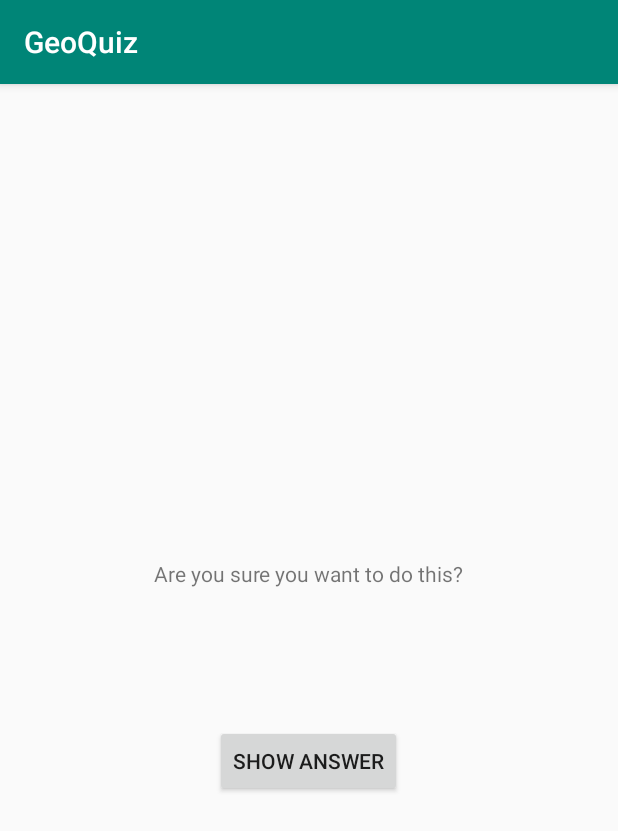
After one commit to FulChou/IOS_er, an Android app: the CheatActivity screen opened directly, with no data from a screen before it, on a phone screen of 412 x 824 dp. The commit adds this screen. Shown: the top 831 px of the screen. Run offline under Robolectric (Android 15) with nearby library versions, the phone set to English and light mode, and no system bars.

Commit message:
android more activity and transmit data between two activities

```diff
--- /dev/null
+++ b/Android/GeoQuiz/app/src/main/java/com/example/geoquiz/CheatActivity.java
@@ -0,0 +1,54 @@
+package com.example.geoquiz;
+
+import androidx.appcompat.app.AppCompatActivity;
+
+import android.content.Intent;
+import android.os.Bundle;
+import android.view.View;
+import android.widget.Button;
+import android.widget.TextView;
+
+public class CheatActivity extends AppCompatActivity {
+    private static final String EXTRA_ANSWER_IS_TRUE =
+            "MainActivity.geoquiz.answer_is_true";
+
+    private static final String EXTRA_ANSWER_SHOWN =
+            "geoquiz.answer_shown";
+
+    private boolean mAnswerIsTrue;
+
+    private TextView mAnswerTextView;
+    private Button mShowAnswer;
+
+
+    @Override
+    protected void onCreate(Bundle savedInstanceState) {
+        super.onCreate(savedInstanceState);
+        setContentView(R.layout.activity_cheat);
+
+        mAnswerTextView = (TextView)findViewById(R.id.answerTextView);
+        mShowAnswer = (Button)findViewById(R.id.showAnswerButton);
+
+
+        mAnswerIsTrue = getIntent().getBooleanExtra(EXTRA_ANSWER_IS_TRUE,false);
+
+        mShowAnswer.setOnClickListener(new View.OnClickListener() {
+            @Override
+            public void onClick(View view) {
+                if(mAnswerIsTrue){
+                    mAnswerTextView.setText(R.string.true_button);
+                }else {
+                    mAnswerTextView.setText("这个题目的答案是错的");
+                }
+                setAnswerShownResult(true);
+            }
+        });
+
+    }
+
+    private void setAnswerShownResult(boolean isAnswerShown) {
+        Intent data = new Intent();
+        data.putExtra(EXTRA_ANSWER_SHOWN, isAnswerShown);
+        setResult(RESULT_OK, data);
+    }
+}
--- /dev/null
+++ b/Android/GeoQuiz/app/src/main/res/layout/activity_cheat.xml
@@ -0,0 +1,38 @@
+<?xml version="1.0" encoding="utf-8"?>
+<!--<androidx.constraintlayout.widget.ConstraintLayout xmlns:android="http://schemas.android.com/apk/res/android"-->
+    <!--xmlns:app="http://schemas.android.com/apk/res-auto"-->
+    <!--xmlns:tools="http://schemas.android.com/tools"-->
+    <!--android:layout_width="match_parent"-->
+    <!--android:layout_height="match_parent"-->
+    <!--tools:context=".CheatActivity">-->
+
+<!--</androidx.constraintlayout.widget.ConstraintLayout>-->
+
+<LinearLayout xmlns:android="http://schemas.android.com/apk/res/android"
+    xmlns:tools="http://schemas.android.com/tools"
+    android:layout_width="match_parent"
+    android:layout_height="match_parent"
+    android:gravity="center"
+    android:orientation="vertical"
+    tools:context=".CheatActivity">
+
+<TextView
+    android:layout_width="wrap_content"
+    android:layout_height="wrap_content"
+    android:padding="24dp"
+    android:text="@string/warning_text"/>
+
+    <TextView
+        android:layout_width="wrap_content"
+        android:layout_height="wrap_content"
+        android:id="@+id/answerTextView"
+        android:padding="24dp"/>
+
+    <Button
+        android:layout_width="wrap_content"
+        android:layout_height="wrap_content"
+        android:id="@+id/showAnswerButton"
+        android:text="@string/show_answer_button"/>
+
+
+</LinearLayout>
--- a/Android/GeoQuiz/app/src/main/res/layout/activity_main.xml
+++ b/Android/GeoQuiz/app/src/main/res/layout/activity_main.xml
@@ -36,6 +36,12 @@
             android:text="@string/false_button" />
 
     </LinearLayout>
+    <!-- add cheat btn -->
+    <Button
+        android:id="@+id/cheat_button"
+        android:layout_width="wrap_content"
+        android:layout_height="wrap_content"
+        android:text="@string/cheat_button"/>
 
     <!-- 前后按钮-->
     <LinearLayout
--- a/Android/GeoQuiz/app/src/main/res/values/strings.xml
+++ b/Android/GeoQuiz/app/src/main/res/values/strings.xml
@@ -2,8 +2,8 @@
     <string name="app_name">GeoQuiz</string>
 
     <!--<string name="question_text">-->
- <!--Constantinople is the largest city in Turkey.-->
- <!--</string>-->
+    <!--Constantinople is the largest city in Turkey.-->
+    <!--</string>-->
 
     <string name="true_button">TRUE</string>
     <string name="false_button">FALSE</string>
@@ -21,4 +21,9 @@ and the Indian Ocean.</string>
     <string name="question_asia">Lake Baikal is the world\'s oldest and deepest
 freshwater lake.</string>
 
+    <string name="warning_text">Are you sure you want to do this?</string>
+    <string name="show_answer_button">SHOW ANSWER</string>
+    <string name="cheat_button">CHEAT!</string>
+    <string name="judgment_toast">Cheating is wrong.</string>
+
 </resources>
```
Also changed, not shown: Android/GeoQuiz/app/src/main/AndroidManifest.xml (+5 -4 lines), Android/GeoQuiz/app/src/main/java/com/example/geoquiz/MainActivity.java (+66 -6 lines), 1 other file.
